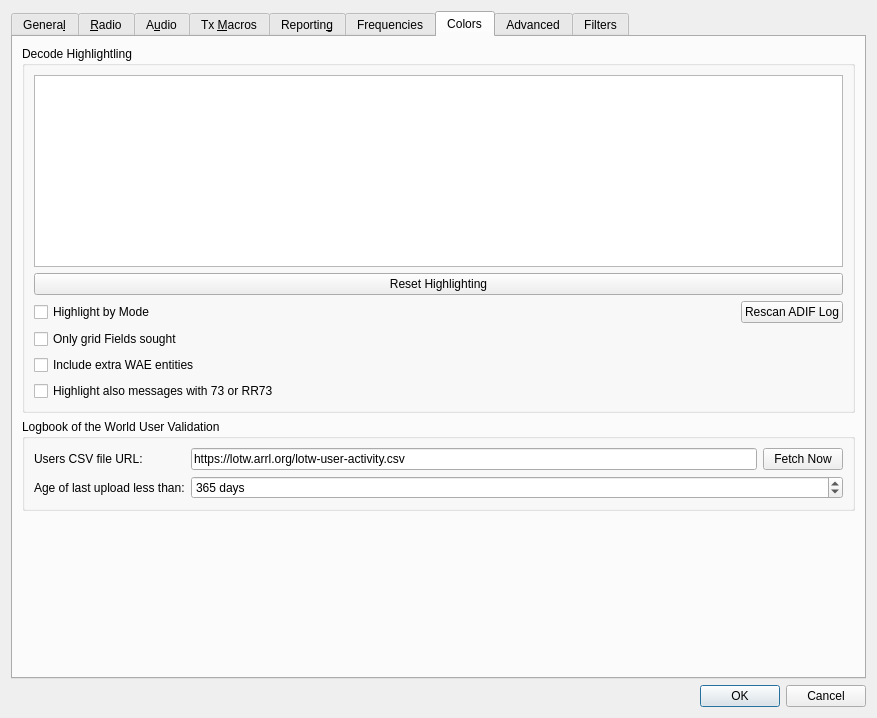
Qt form Configuration_ohneAlerts.ui (uaro-radio/wsjtx) before a commit.
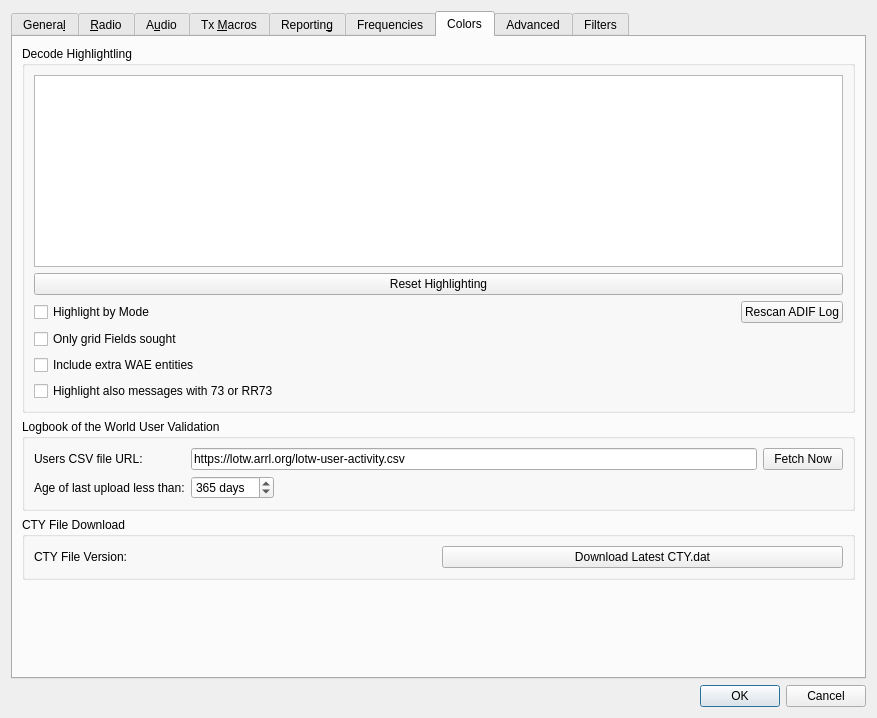
The same form after that commit. The open tabs and pages were chosen to show the change. Custom widgets are drawn as their Qt base class.

Commit message: Now feature: Download and update CTY.DAT file, show version of CTY.DAT, show status of LotW file download.

Patch:
```diff
--- a/Configuration_ohneAlerts.ui
+++ b/Configuration_ohneAlerts.ui
@@ -6,7 +6,7 @@
    <rect>
     <x>0</x>
     <y>0</y>
-    <width>837</width>
+    <width>838</width>
     <height>703</height>
    </rect>
   </property>
@@ -2623,6 +2623,58 @@
             </item>
            </layout>
           </item>
+          <item row="2" column="1">
+           <layout class="QHBoxLayout" name="LotW_Layout_2">
+            <item>
+             <widget class="QSpinBox" name="LotW_days_since_upload_spin_box">
+              <property name="toolTip">
+               <string>&lt;html&gt;&lt;head/&gt;&lt;body&gt;&lt;p&gt;Adjust this spin box to set the age threshold of LotW user's last upload date that is accepted as a current LotW user.&lt;/p&gt;&lt;/body&gt;&lt;/html&gt;</string>
+              </property>
+              <property name="accessibleName">
+               <string>Days since last upload</string>
+              </property>
+              <property name="suffix">
+               <string> days</string>
+              </property>
+              <property name="minimum">
+               <number>0</number>
+              </property>
+              <property name="maximum">
+               <number>9999</number>
+              </property>
+              <property name="value">
+               <number>365</number>
+              </property>
+             </widget>
+            </item>
+            <item>
+             <spacer name="horizontalSpacer_2">
+              <property name="orientation">
+               <enum>Qt::Horizontal</enum>
+              </property>
+              <property name="sizeHint" stdset="0">
+               <size>
+                <width>40</width>
+                <height>20</height>
+               </size>
+              </property>
+             </spacer>
+            </item>
+            <item>
+             <widget class="QLabel" name="LotW_CSV_status_label">
+              <property name="minimumSize">
+               <size>
+                <width>240</width>
+                <height>0</height>
+               </size>
+              </property>
+              <property name="text">
+               <string/>
+              </property>
+             </widget>
+            </item>
+           </layout>
+          </item>
           <item row="2" column="0">
            <widget class="QLabel" name="label_14">
             <property name="text">
@@ -2633,28 +2685,6 @@
             </property>
            </widget>
           </item>
-          <item row="2" column="1">
-           <widget class="QSpinBox" name="LotW_days_since_upload_spin_box">
-            <property name="toolTip">
-             <string>&lt;html&gt;&lt;head/&gt;&lt;body&gt;&lt;p&gt;Adjust this spin box to set the age threshold of LotW user's last upload date that is accepted as a current LotW user.&lt;/p&gt;&lt;/body&gt;&lt;/html&gt;</string>
-            </property>
-            <property name="accessibleName">
-             <string>Days since last upload</string>
-            </property>
-            <property name="suffix">
-             <string> days</string>
-            </property>
-            <property name="minimum">
-             <number>0</number>
-            </property>
-            <property name="maximum">
-             <number>9999</number>
-            </property>
-            <property name="value">
-             <number>365</number>
-            </property>
-           </widget>
-          </item>
          </layout>
         </widget>
        </item>
@@ -2671,6 +2701,29 @@
          </property>
         </spacer>
        </item>
+       <item>
+        <widget class="QGroupBox" name="groupBox_8">
+         <property name="title">
+          <string>CTY File Download</string>
+         </property>
+         <layout class="QHBoxLayout" name="horizontalLayout_23">
+          <item>
+           <widget class="QLabel" name="CTY_file_label">
+            <property name="text">
+             <string>CTY File Version: </string>
+            </property>
+           </widget>
+          </item>
+          <item>
+           <widget class="QPushButton" name="CTY_download_button">
+            <property name="text">
+             <string>Download Latest CTY.dat</string>
+            </property>
+           </widget>
+          </item>
+         </layout>
+        </widget>
+       </item>
        <item>
         <spacer name="verticalSpacer_6">
          <property name="orientation">
```
Left out of the diff: 359 changed lines with no effect on the pictures. The commit also changes 45 other files.
